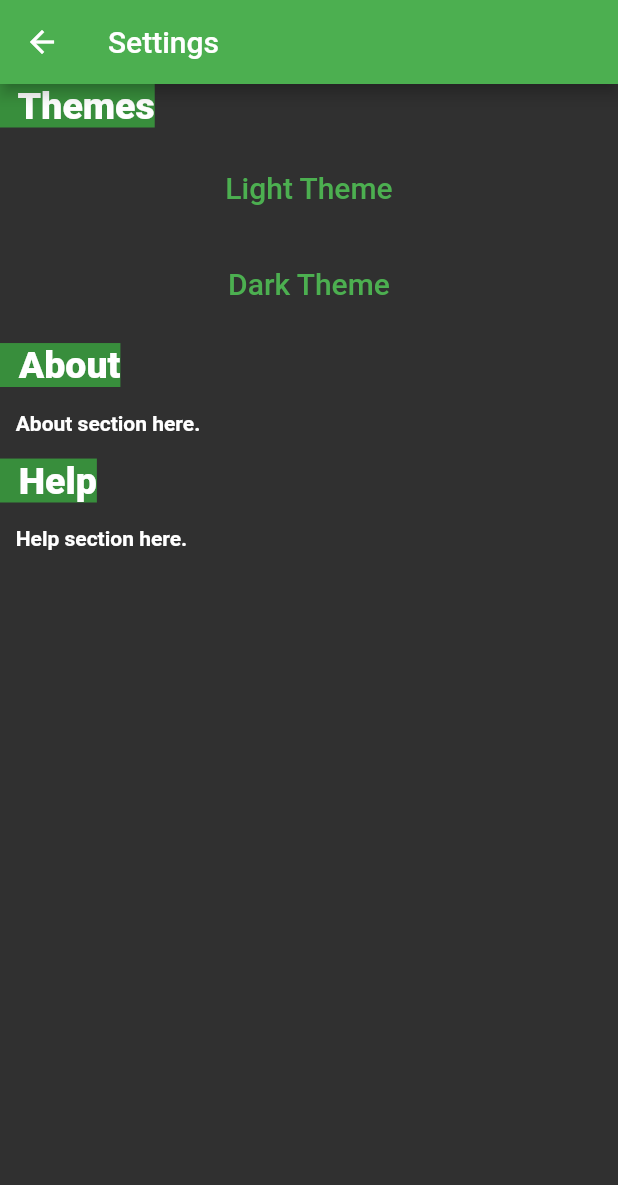
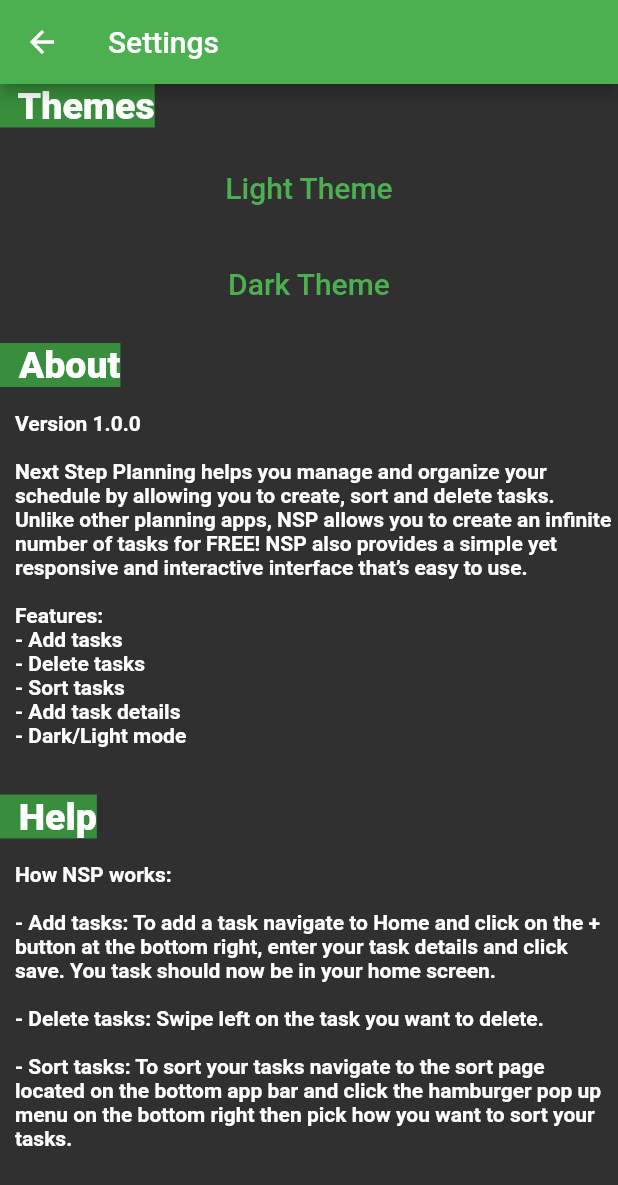
Before and after one commit to OmarIT555/NextStepPlanningApp, a Flutter app: the Settings screen opened directly, on a phone screen of 412 x 824 dp. Shown: the top 1185 px of the screen. Run offline on Flutter 3.47's test engine with Material 2 defaults, Android fonts, the phone set to English and light mode, and no system bars; our stand-ins replace flutter_bloc, flutter_speed_dial, shared_preferences, sqflite; accounts and stored records are empty; statements that could not run were skipped.

Commit message:
Added About & Help

```diff
--- a/lib/Settings.dart
+++ b/lib/Settings.dart
@@ -10,107 +10,117 @@ class Settings extends StatelessWidget {
     ThemeChanger _themeChanger = Provider.of<ThemeChanger>(context);
     return Scaffold(
         appBar: AppBar(title: Text("Settings")),
-        body:
-        Center(
+        body: SingleChildScrollView(
           child: Column(
             children: <Widget>[
-
               Align(
                 alignment: Alignment.centerLeft,
-                child: Text("  Themes                                                                                                                                                                                                                                                                                                ",
-                    style: TextStyle(fontSize: 25, fontWeight: FontWeight.w800, backgroundColor: Colors.green.shade700)),
+                child: Text(
+                    "  Themes                                                                                                                                                                                                                                                                                                ",
+                    style: TextStyle(
+                        fontSize: 25,
+                        fontWeight: FontWeight.w800,
+                        backgroundColor: Colors.green.shade700)),
               ),
-
               Align(
                 alignment: Alignment.centerLeft,
                 child: Text(""),
               ),
-
               Align(
                 alignment: Alignment.center,
-                child:
-                TextButton(
-                    child: Text('Light Theme', style: TextStyle(color: Colors.green, fontSize: 20)),
-                    onPressed: () =>
-                    {
+                child: TextButton(
+                    child: Text('Light Theme',
+                        style: TextStyle(color: Colors.green, fontSize: 20)),
+                    onPressed: () => {
                       _themeChanger.setTheme(getTheme(0)),
                       //ThemePrefs().savePrefs(0),
                       //ThemePrefs().getThemeNumber()
-                    }
-                ),
+                    }),
               ),
-
               Align(
                 alignment: Alignment.centerLeft,
                 child: Text(""),
               ),
-
               Align(
                 alignment: Alignment.center,
                 child: TextButton(
-                    child: Text('Dark Theme', style: TextStyle(color: Colors.green, fontSize: 20)),
-                    onPressed: () =>
-                    {
+                    child: Text('Dark Theme',
+                        style: TextStyle(color: Colors.green, fontSize: 20)),
+                    onPressed: () => {
                       _themeChanger.setTheme(getTheme(1)),
                       //ThemePrefs().savePrefs(1),
                       //ThemePrefs().getThemeNumber()
-                    }
-                ),
+                    }),
               ),
-
               Align(
                 alignment: Alignment.centerLeft,
                 child: Text(""),
               ),
-
               Align(
                 alignment: Alignment.centerLeft,
-                child: Text("  About                                                                                                                                                                                                                                                                                                ",
-                    style: TextStyle(fontSize: 25, fontWeight: FontWeight.w800, backgroundColor: Colors.green.shade700)),
+                child: Text(
+                    "  About                                                                                                                                                                                                                                                                                                ",
+                    style: TextStyle(
+                        fontSize: 25,
+                        fontWeight: FontWeight.w800,
+                        backgroundColor: Colors.green.shade700)),
               ),
-
               Align(
                 alignment: Alignment.centerLeft,
                 child: Text(""),
               ),
-
               Align(
-                alignment: Alignment.centerLeft,
-                child: Text("   About section here.", style: TextStyle(fontSize: 14, fontWeight: FontWeight.w600)),
-              ),
-
+                  alignment: Alignment.centerLeft,
+                  child: Container(
+                    padding: EdgeInsets.only(left: 10.0),
+                    child: Text("Version 1.0.0\n"
+                        "\nNext Step Planning helps you manage and organize your schedule by allowing you to create, sort and delete tasks. Unlike other planning apps, NSP allows you to create an infinite number of tasks for FREE! NSP also provides a simple yet responsive and interactive interface that’s easy to use.\n"
+                        "\nFeatures:\n"
+                        "-	Add tasks\n"
+                        "-	Delete tasks\n"
+                        "-	Sort tasks\n"
+                        "-	Add task details\n"
+                        "-	Dark/Light mode\n",
+                        style: TextStyle(
+                            fontSize: 14, fontWeight: FontWeight.w600)),
+                  )),
               Align(
                 alignment: Alignment.centerLeft,
                 child: Text(""),
               ),
-
               Align(
                 alignment: Alignment.centerLeft,
-                child: Text("  Help                                                                                                                                                                                                                                                                                                ",
-                    style: TextStyle(fontSize: 25, fontWeight: FontWeight.w800, backgroundColor: Colors.green.shade700)),
+                child: Text(
+                    "  Help                                                                                                                                                                                                                                                                                                ",
+                    style: TextStyle(
+                        fontSize: 25,
+                        fontWeight: FontWeight.w800,
+                        backgroundColor: Colors.green.shade700)),
               ),
-
-              Align(
-                alignment: Alignment.centerLeft,
-                child: Text("" ),
-              ),
-
-              Align(
-                alignment: Alignment.centerLeft,
-                child: Text("   Help section here.", style: TextStyle(fontSize: 14, fontWeight: FontWeight.w600)),
-              ),
-
               Align(
                 alignment: Alignment.centerLeft,
                 child: Text(""),
               ),
+              Align(
+                alignment: Alignment.centerLeft,
+                child: Container(
+                  padding: EdgeInsets.only(left: 10.0),
+                  child: Text("How NSP works:\n"
+                      "\n- Add tasks: To add a task navigate to Home and click on the + button at the bottom right, enter your task details and click save. You task should now be in your home screen.\n"
+                      "\n- Delete tasks: Swipe left on the task you want to delete.\n"
+                      "\n- Sort tasks: To sort your tasks navigate to the sort page located on the bottom app bar and click the hamburger pop up menu on the bottom right then pick how you want to sort your tasks.\n",
 
+                      style:
+                      TextStyle(fontSize: 14, fontWeight: FontWeight.w600)),
+                ),),
+              Align(
+                alignment: Alignment.centerLeft,
+                child: Text(""),
+              ),
             ],
           ),
-        )
-    );
+        ));
     //),
     //);
   }
-
 }
```
